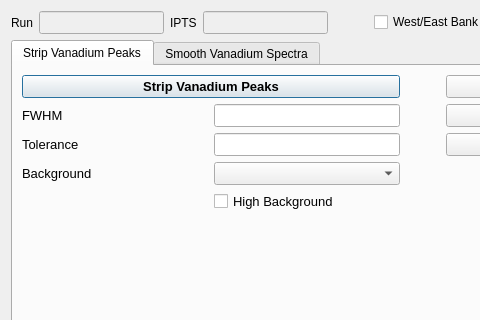
Above: designer/ProcessVanadiumDialog.ui from neutrons/PyVDrive before the change; both pictures show x 0 to 480 and y 0 to 320 of the 846 by 539 pixel window. Below: the same form after it.
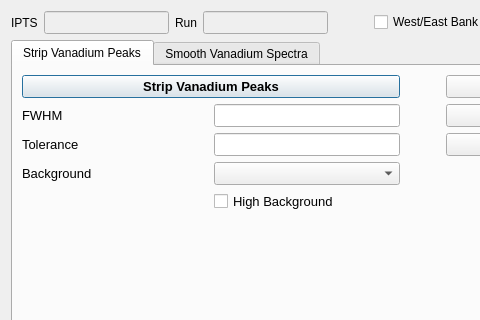
That is the form after the change.

The edit to the form file:
```diff
--- a/designer/ProcessVanadiumDialog.ui
+++ b/designer/ProcessVanadiumDialog.ui
@@ -17,9 +17,9 @@
    <item>
     <layout class="QHBoxLayout" name="horizontalLayout_4">
      <item>
-      <widget class="QLabel" name="label_11">
+      <widget class="QLabel" name="label_10">
        <property name="text">
-        <string>Run</string>
+        <string>IPTS</string>
        </property>
       </widget>
      </item>
@@ -42,9 +42,9 @@
       </widget>
      </item>
      <item>
-      <widget class="QLabel" name="label_10">
+      <widget class="QLabel" name="label_11">
        <property name="text">
-        <string>IPTS</string>
+        <string>Run</string>
        </property>
       </widget>
      </item>
```
